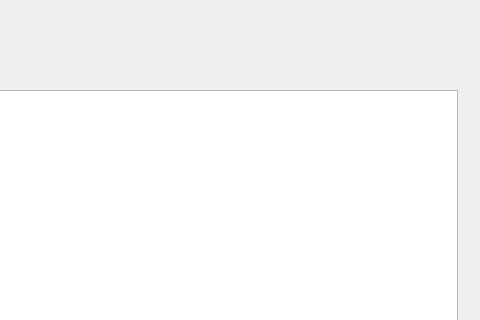
First picture: the form in score.ui, repository liuyuhang791034063/ScoreSystem, before the edit; both pictures show x 633 to 1113 and y 0 to 320 of the 1113 by 726 pixel window.
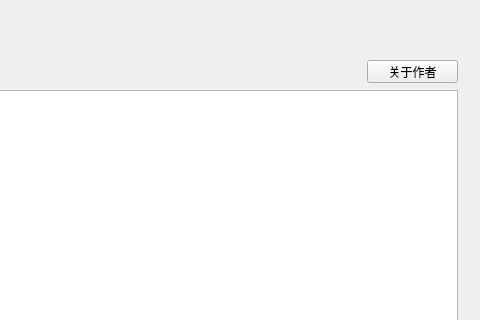
Second picture: the form after the edit. Icons and pictures are not drawn.

Patch:
```diff
--- a/score.ui
+++ b/score.ui
@@ -252,6 +252,19 @@
     <string>成绩统计</string>
    </property>
   </widget>
+  <widget class="QPushButton" name="pushButton_2">
+   <property name="geometry">
+    <rect>
+     <x>1000</x>
+     <y>60</y>
+     <width>91</width>
+     <height>23</height>
+    </rect>
+   </property>
+   <property name="text">
+    <string>关于作者</string>
+   </property>
+  </widget>
  </widget>
  <tabstops>
   <tabstop>comboBox</tabstop>
```
